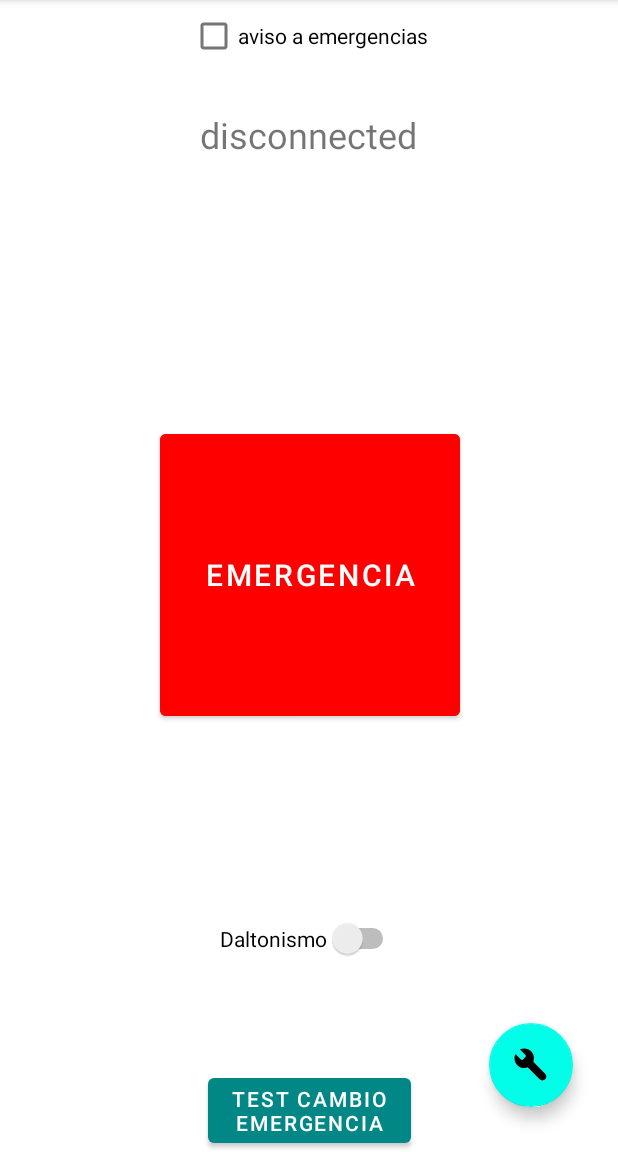
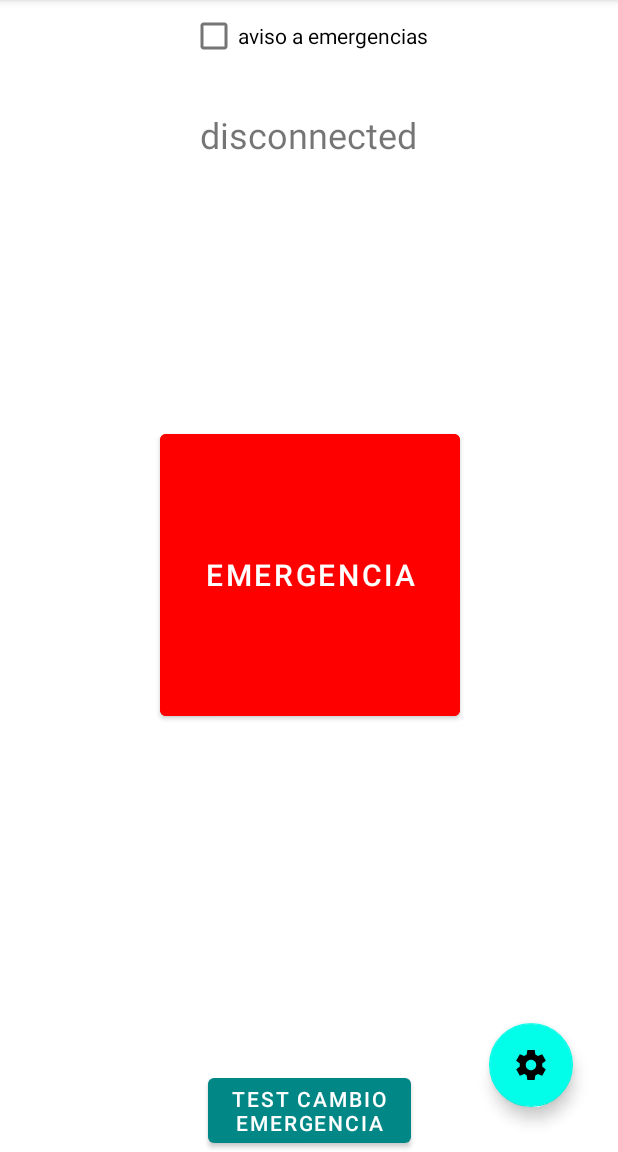
Before and after one commit to ceachesantos/ALUDE, an Android app: the screen it shows after launch (MainActivity), on a phone screen of 412 x 824 dp, the part 84-1236 px from its top. Run offline under Robolectric (Android 15) with nearby library versions, the phone set to English and light mode, and no system bars.

Commit message:
Con ajustes, tuerca y daltonismo en ajustes

```diff
--- a/app/src/main/java/com/example/alude/MainActivity.java
+++ b/app/src/main/java/com/example/alude/MainActivity.java
@@ -35,7 +35,7 @@ public class MainActivity extends AppCompatActivity {
     public boolean emergencia = false;
     private MediaPlayer mediaPlayer;
     private CheckBox checkbox;
-    private Switch swDaltonismo;
+    //private Switch swDaltonismo;
     private int tiempo_alarma = 5000;
     private boolean daltonismo = false;
     private SmsManager smsManager;
@@ -106,7 +106,7 @@ public class MainActivity extends AppCompatActivity {
         bEmergencia = findViewById(R.id.bEmergencia);
         bEmergencia.setText("Emergencia");
         checkbox = (CheckBox) findViewById(R.id.checkBox);
-        swDaltonismo = (Switch) findViewById(R.id.sw_daltonismo);
+        //swDaltonismo = (Switch) findViewById(R.id.sw_daltonismo);
 
         final Handler handler = new Handler();
         final int delay = 500; // 1000 milliseconds == 1 second
@@ -147,6 +147,7 @@ public class MainActivity extends AppCompatActivity {
         phone2Pref = sharedPref.getString(SettingsActivity.KEY_PHONE_2, "Empty");
         phone3Pref = sharedPref.getString(SettingsActivity.KEY_PHONE_3, "Empty");
         phone4Pref = sharedPref.getString(SettingsActivity.KEY_PHONE_4, "Empty");
+        daltonismo = sharedPref.getBoolean(SettingsActivity.KEY_DALT, false);
 /*
         //Displays the value of the settings
         TextView mNameTextView = findViewById(R.id.textViewName);
@@ -247,7 +248,7 @@ public class MainActivity extends AppCompatActivity {
         //Toast toast = Toast.makeText(this, String.valueOf(emergencia), Toast.LENGTH_SHORT);
         //toast.show();
     }
-
+/*
     public void switchDaltonismo(View view){
         if(swDaltonismo.isChecked()) {
             daltonismo=true;
@@ -255,7 +256,7 @@ public class MainActivity extends AppCompatActivity {
             daltonismo=false;
         }
     }
-
+*/
     public void enviarSMS(){
         smsManager = SmsManager.getDefault();
         smsManager.sendTextMessage(phone1Pref, null, namePref + " se ha caído.", null, null);
--- a/app/src/main/java/com/example/alude/SettingsActivity.java
+++ b/app/src/main/java/com/example/alude/SettingsActivity.java
@@ -15,6 +15,7 @@ public class SettingsActivity extends AppCompatActivity {
     public static final String KEY_PHONE_2 = "phone2";
     public static final String KEY_PHONE_3 = "phone3";
     public static final String KEY_PHONE_4 = "phone4";
+    public static final String KEY_DALT = "daltonism";
 
     @Override
     protected void onCreate(Bundle savedInstanceState) {
--- a/app/src/main/res/drawable/icono_ajustes.xml
+++ b/app/src/main/res/drawable/icono_ajustes.xml
@@ -1,5 +1,11 @@
-<vector android:height="24dp" android:tint="#FFFFFF"
-    android:viewportHeight="24" android:viewportWidth="24"
-    android:width="24dp" xmlns:android="http://schemas.android.com/apk/res/android">
-    <path android:fillColor="@android:color/white" android:pathData="M12.09,2.91C10.08,0.9 7.07,0.49 4.65,1.67L8.28,5.3c0.39,0.39 0.39,1.02 0,1.41L6.69,8.3c-0.39,0.4 -1.02,0.4 -1.41,0L1.65,4.67C0.48,7.1 0.89,10.09 2.9,12.1c1.86,1.86 4.58,2.35 6.89,1.48l7.96,7.96c1.03,1.03 2.69,1.03 3.71,0 1.03,-1.03 1.03,-2.69 0,-3.71L13.54,9.9c0.92,-2.34 0.44,-5.1 -1.45,-6.99z"/>
+<vector xmlns:android="http://schemas.android.com/apk/res/android"
+    android:width="24dp"
+    android:height="24dp"
+    android:viewportWidth="24"
+    android:viewportHeight="24"
+    android:tint="#FFFFFF"
+    android:alpha="1">
+    <path
+        android:fillColor="@android:color/black"
+        android:pathData="M19.44,12.99l-0.01,0.02c0.04,-0.33 0.08,-0.67 0.08,-1.01 0,-0.34 -0.03,-0.66 -0.07,-0.99l0.01,0.02 2.44,-1.92 -2.43,-4.22 -2.87,1.16 0.01,0.01c-0.52,-0.4 -1.09,-0.74 -1.71,-1h0.01L14.44,2H9.57l-0.44,3.07h0.01c-0.62,0.26 -1.19,0.6 -1.71,1l0.01,-0.01 -2.88,-1.17 -2.44,4.22 2.44,1.92 0.01,-0.02c-0.04,0.33 -0.07,0.65 -0.07,0.99 0,0.34 0.03,0.68 0.08,1.01l-0.01,-0.02 -2.1,1.65 -0.33,0.26 2.43,4.2 2.88,-1.15 -0.02,-0.04c0.53,0.41 1.1,0.75 1.73,1.01h-0.03L9.58,22h4.85s0.03,-0.18 0.06,-0.42l0.38,-2.65h-0.01c0.62,-0.26 1.2,-0.6 1.73,-1.01l-0.02,0.04 2.88,1.15 2.43,-4.2s-0.14,-0.12 -0.33,-0.26l-2.11,-1.66zM12,15.5c-1.93,0 -3.5,-1.57 -3.5,-3.5s1.57,-3.5 3.5,-3.5 3.5,1.57 3.5,3.5 -1.57,3.5 -3.5,3.5z"/>
 </vector>
--- a/app/src/main/res/layout/activity_main.xml
+++ b/app/src/main/res/layout/activity_main.xml
@@ -53,7 +53,7 @@
         app:layout_constraintEnd_toEndOf="parent"
         app:layout_constraintStart_toStartOf="parent"
         app:layout_constraintTop_toTopOf="parent" />
-
+<!--
     <Switch
         android:id="@+id/sw_daltonismo"
         android:layout_width="wrap_content"
@@ -65,7 +65,7 @@
         app:layout_constraintStart_toStartOf="parent"
         app:layout_constraintTop_toBottomOf="@+id/bEmergencia"
         android:checked="false"/>
-
+-->
     <!--button for opening settings activity-->
     <com.google.android.material.floatingactionbutton.FloatingActionButton
         android:id="@+id/floatingActionButton"
--- a/app/src/main/res/values/strings.xml
+++ b/app/src/main/res/values/strings.xml
@@ -26,4 +26,5 @@
     <string name="tlf_2">Teléfono 2</string>
     <string name="tlf_3">Teléfono 3</string>
     <string name="tlf_4">Teléfono 4</string>
+    <string name="daltonism">Daltonismo</string>
 </resources>
--- a/app/src/main/res/xml/preferences.xml
+++ b/app/src/main/res/xml/preferences.xml
@@ -35,6 +35,11 @@
             android:singleLine="true"
             android:inputType="phone"/>
 
+        <SwitchPreference
+            android:defaultValue="false"
+            android:key="daltonism"
+            android:title="@string/daltonism" />
+
     </PreferenceCategory>
 
 </PreferenceScreen>
```
